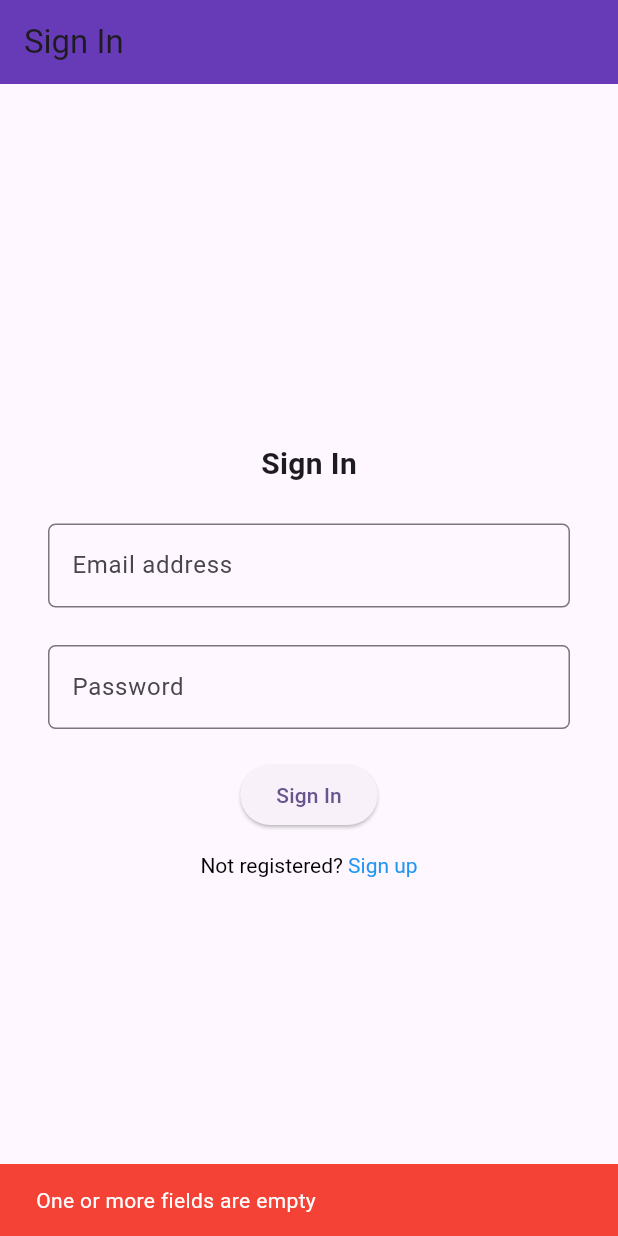
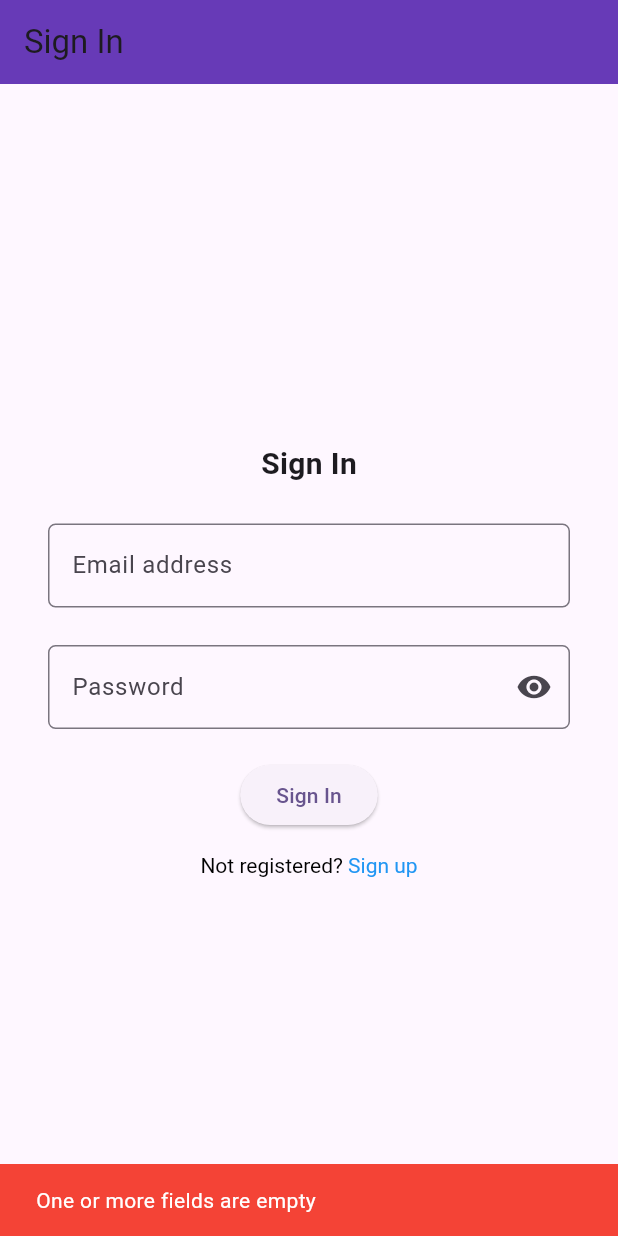
Before and after one commit to amalraj28/inventory-management, a Flutter app: the screen it shows after launch, after a tap on "Sign In", on a phone screen of 412 x 824 dp. Run offline on Flutter 3.47's test engine with Material 3 defaults, Android fonts, the phone set to English and light mode, and no system bars; our stand-ins replace firebase_auth, firebase_core, firebase_database, flutter_dotenv, searchfield, shared_preferences; accounts and stored records are empty; generated files the repository leaves out were written again; network calls fail.

```diff
--- a/lib/screens/sign_in.dart
+++ b/lib/screens/sign_in.dart
@@ -14,12 +14,13 @@ class SignIn extends StatelessWidget {
 
   @override
   Widget build(BuildContext context) {
+    bool obscured = true;
     return Scaffold(
       appBar: AppBar(
         backgroundColor: Colors.deepPurple,
         title: const Text('Sign In'),
       ),
-      body: Center(
+      body: SafeArea(
         child: Padding(
           padding: const EdgeInsets.symmetric(horizontal: 32.0),
           child: Column(
@@ -50,17 +51,31 @@ class SignIn extends StatelessWidget {
               const SizedBox(
                 height: 25,
               ),
-              TextFormField(
-                controller: _passwordController,
-                obscureText: true,
-                decoration: const InputDecoration(
-                  label: Text('Password'),
-                  border: OutlineInputBorder(
-                    borderRadius: BorderRadius.all(
-                      Radius.circular(5),
+              StatefulBuilder(
+                builder: (context, setState) {
+                  return TextFormField(
+                    controller: _passwordController,
+                    obscureText: obscured,
+                    decoration: InputDecoration(
+                      label: const Text('Password'),
+                      suffixIcon: IconButton(
+                        onPressed: () {
+                          setState(() {
+                            obscured = !obscured;
+                          });
+                        },
+                        icon: Icon(
+                          obscured ? Icons.visibility : Icons.visibility_off,
+                        ),
+                      ),
+                      border: const OutlineInputBorder(
+                        borderRadius: BorderRadius.all(
+                          Radius.circular(5),
+                        ),
+                      ),
                     ),
-                  ),
-                ),
+                  );
+                },
               ),
               const SizedBox(
                 height: 20,
@@ -79,16 +94,18 @@ class SignIn extends StatelessWidget {
                     return;
                   }
 
-                  final cred = await _auth.signInWithEmail(email, pwd);
-                  if (cred == null || cred.toString().isEmpty) {
+                  final response = await _auth.signInWithEmail(email, pwd);
+
+                  if (response.error != null) {
                     createSnackbar(
                       context: context,
-                      message: 'Failed to sign in. Please try again later',
+                      message: response.error!,
+                      backgroundColor: Colors.red,
                     );
                     return;
                   }
 
-                  _handleLogin(context, cred.uid);
+                  _handleLogin(context, response.data!.uid);
                 },
                 child: const Text('Sign In'),
               ),
```
Also changed, not shown: lib/db/database_services.dart (+41 -13 lines), lib/screens/home_page.dart (+29 -26 lines), lib/screens/sell_item.dart (+28 -31 lines), lib/screens/sign_up.dart (+8 -4 lines).
